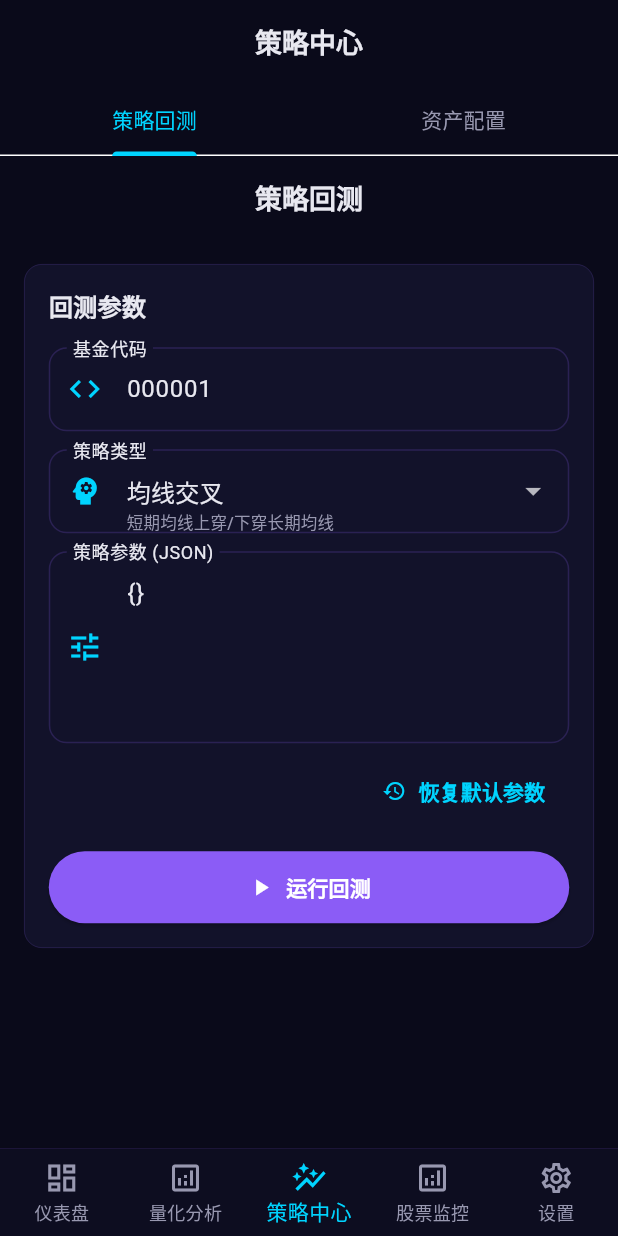
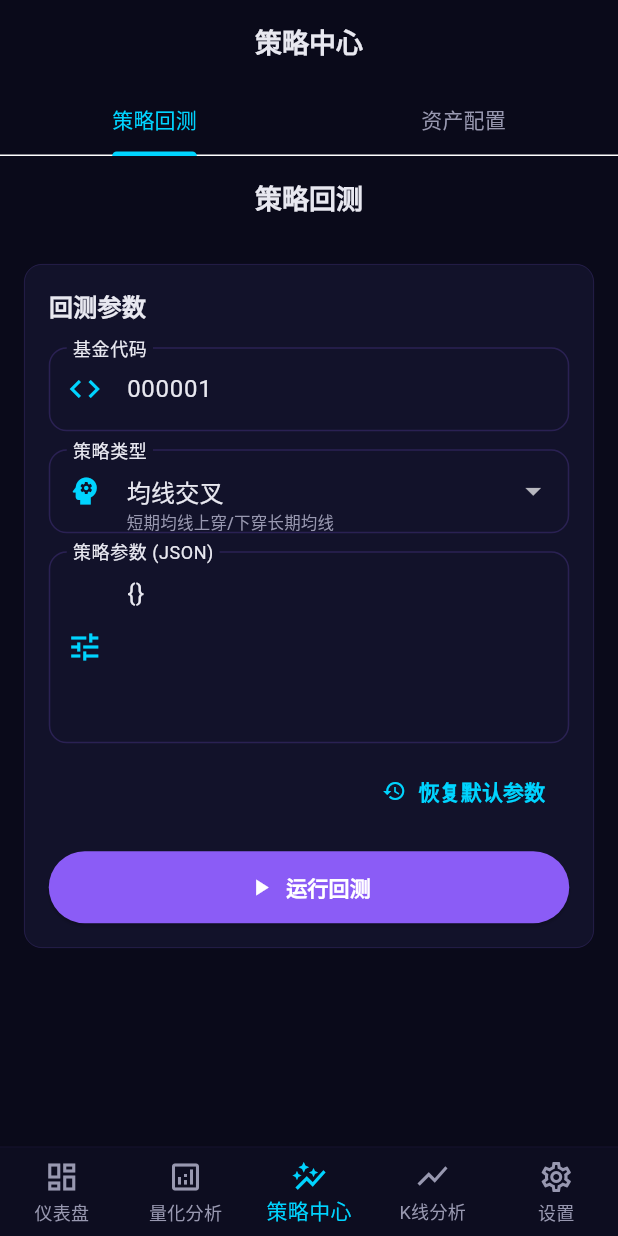
Before and after one commit to ccyy88-qcy/fund_quant_app, a Flutter app: the screen it shows after launch, item 3 of the bottom bar chosen, on a phone screen of 412 x 824 dp. Run offline on Flutter 3.47's test engine with Material 3 defaults, Android fonts, the phone set to English and light mode, and no system bars; our stand-ins replace dio, fl_chart, shared_preferences; network calls fail.

Commit message:
revert to original main.dart

```diff
--- a/flutter_app/lib/main.dart
+++ b/flutter_app/lib/main.dart
@@ -5,7 +5,6 @@ import '../theme/app_theme.dart';
 import 'pages/dashboard_page.dart';
 import 'pages/quant_home_page.dart';
 import 'pages/strategy_home_page.dart';
-import 'pages/stock_monitor_page.dart';
 import 'pages/kline_page.dart';
 import 'pages/settings_page.dart';
 
@@ -72,7 +71,7 @@ class _MainShellState extends State<MainShell> {
     const DashboardPage(),
     const QuantHomePage(),
     const StrategyHomePage(),
-    const StockMonitorPage(),
+    const KlinePage(),
     const SettingsPage(),
   ];
 
@@ -106,9 +105,9 @@ class _MainShellState extends State<MainShell> {
               label: '策略中心',
             ),
             BottomNavigationBarItem(
-              icon: Icon(Icons.analytics_outlined),
-              activeIcon: Icon(Icons.analytics),
-              label: '股票监控',
+              icon: Icon(Icons.show_chart_outlined),
+              activeIcon: Icon(Icons.show_chart),
+              label: 'K线分析',
             ),
             BottomNavigationBarItem(
               icon: Icon(Icons.settings_outlined),
```
